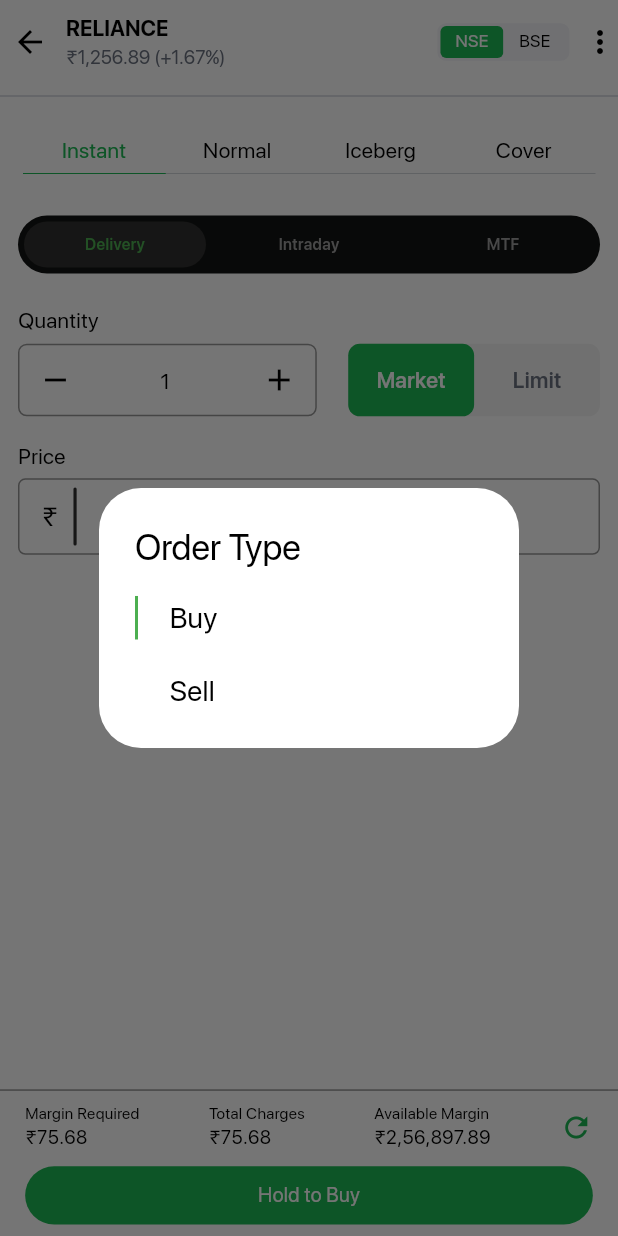
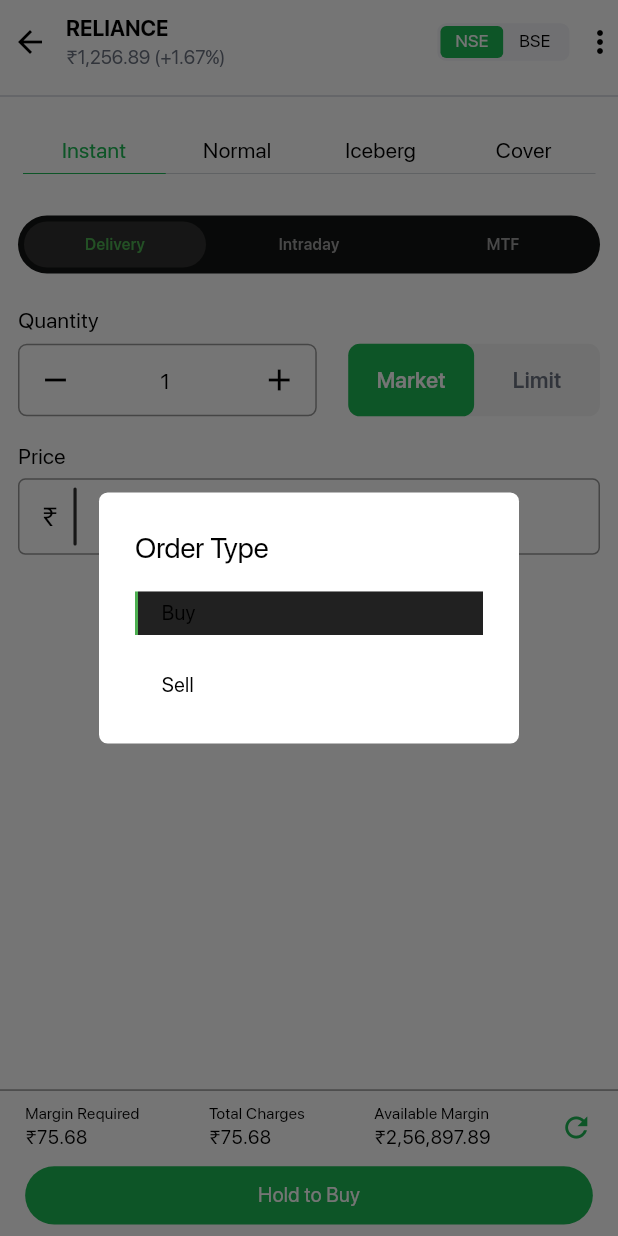
Before and after one commit to BrokingSapphire/SapphireTerminalMobile, a Flutter app: the BuyScreenWrapper screen opened directly, after a tap on the "more vert" icon, on a phone screen of 412 x 824 dp. Run offline on Flutter 3.47's test engine with Material 3 defaults, Android fonts, the light colour scheme and no system bars; our stand-ins replace camera, confetti, dotted_border, fl_chart, flutter_screenutil, flutter_secure_storage and 8 more; missing offline and left inert: google_mlkit_face_detection, holdable_button, scribble; accounts and stored records are empty; project files that could hold a hidden picture were left out.

Commit message:
feat: order type pop-up

```diff
--- a/lib/screens/orderWindow/buyScreens/buyWrapper.dart
+++ b/lib/screens/orderWindow/buyScreens/buyWrapper.dart
@@ -20,6 +20,8 @@
     with SingleTickerProviderStateMixin {
   late TabController _tabController;
   bool isNSE = true;
+  String _selectedOrderType = "Buy";
+
   List<String> list = ["Instant", "Normal", "Iceberg", "Cover"];
 
   @override
@@ -163,81 +165,124 @@
               ),
               GestureDetector(
                 onTap: () {
+                  print("object");
                   showDialog(
                     context: context,
                     builder: (context) => AlertDialog(
+                      shape: RoundedRectangleBorder(
+                        borderRadius:
+                            BorderRadius.circular(6.r), // Reduced border radius
+                      ),
                       backgroundColor:
-                                isDark ? Color(0xff2F2F2F) : Colors.white,
+                          isDark ? Color(0xff121413) : Colors.white,
                       title: Text(
                         "Order Type",
                         style: TextStyle(
-                                  color: isDark ? Colors.white : Colors.black),
+                          fontSize: 20.sp,
+                          fontWeight: FontWeight.w500,
+                          color: isDark ? Colors.white : Colors.black,
+                        ),
                       ),
                       content: Container(
-
                         height: 80.h,
                         child: Column(
-                                mainAxisAlignment:
-                                    MainAxisAlignment.spaceBetween,
+                          mainAxisAlignment: MainAxisAlignment.spaceBetween,
                           crossAxisAlignment: CrossAxisAlignment.center,
                           children: [
                             GestureDetector(
                               behavior: HitTestBehavior.opaque,
-                                    onTap: () {},
+                              onTap: () {
+                                setState(() {
+                                  _selectedOrderType = "Buy";
+                                });
+                                Navigator.of(context).pop("Buy");
+                              },
                               child: Row(
                                 children: [
                                   Container(
                                     width: 2,
                                     height: 30.h,
-                                          color: Colors.green,
+                                    color: _selectedOrderType == "Buy"
+                                        ? Colors.green
+                                        : Colors.transparent,
                                   ),
-                                        SizedBox(
-                                          width: 20.w,
-                                        ),
-                                        Text(
+                                  Expanded(
+                                    child: Container(
+                                      child: Padding(
+                                        padding: EdgeInsets.only(
+                                            left: 15.w, top: 5.h),
+                                        child: Text(
                                           "Buy",
                                           style: TextStyle(
-                                              fontSize: 20.sp,
+                                            fontSize: 14.sp,
                                             fontWeight: FontWeight.w500,
                                             color: isDark
                                                 ? Colors.white
-                                                  : Colors.black),
+                                                : Colors.black,
                                           ),
+                                        ),
+                                      ),
+                                      height: 30.h,
+                                      color: _selectedOrderType == "Buy"
+                                          ? Colors.grey.shade900
+                                          : Colors.transparent,
+                                    ),
+                                  )
                                 ],
                               ),
                             ),
                             GestureDetector(
-                                    onTap: () {},
                               behavior: HitTestBehavior.opaque,
+                              onTap: () {
+                                setState(() {
+                                  _selectedOrderType = "Sell";
+                                });
+                                Navigator.of(context).pop("Sell");
+                              },
                               child: Row(
                                 children: [
                                   Container(
                                     width: 2,
                                     height: 30.h,
-                                          // color: Color(0xffE53935),
+                                    color: _selectedOrderType == "Sell"
+                                        ? Color(0xffE53935)
+                                        : Colors.transparent,
                                   ),
-                                        SizedBox(
-                                          width: 20.w,
-                                        ),
-                                        Text(
+                                  Expanded(
+                                    child: Container(
+                                      child: Padding(
+                                        padding: EdgeInsets.only(
+                                            left: 15.w, top: 5.h),
+                                        child: Text(
                                           "Sell",
                                           style: TextStyle(
-                                              fontSize: 20.sp,
+                                            fontSize: 14.sp,
                                             fontWeight: FontWeight.w500,
                                             color: isDark
                                                 ? Colors.white
-                                                  : Colors.black),
+                                                : Colors.black,
                                           ),
+                                        ),
+                                      ),
+                                      height: 30.h,
+                                      color: _selectedOrderType == "Sell"
+                                          ? Colors.grey.shade900
+                                          : Colors.transparent,
+                                    ),
+                                  )
                                 ],
                               ),
                             ),
                           ],
                         ),
                       ),
-                          ));
+                    ),
+                  );
                 },
-                child: Icon(Icons.more_vert_rounded,
-                    color: isDark ? Colors.white : Colors.black),
+                child: Icon(
+                  Icons.more_vert_rounded,
+                  color: isDark ? Colors.white : Colors.black,
+                ),
               )
             ],
           ),
```
Also changed, not shown: lib/screens/orderWindow/buyScreens/icebergBuy.dart (+5 -2 lines), 4 other files. Lines whose indentation alone changed are shown as unchanged.
